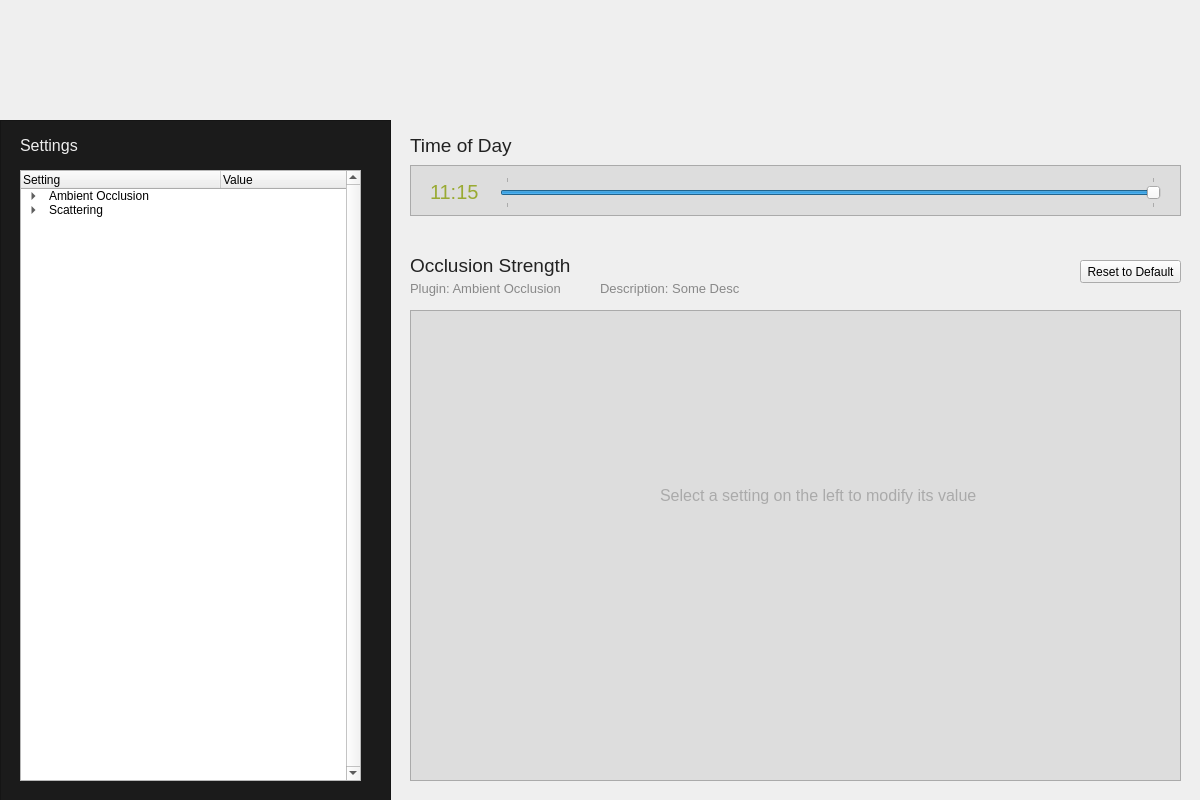
Old version of the form Toolkit/DayTimeEditor/ui/main_window.ui in the repository tobspr/RenderPipeline.
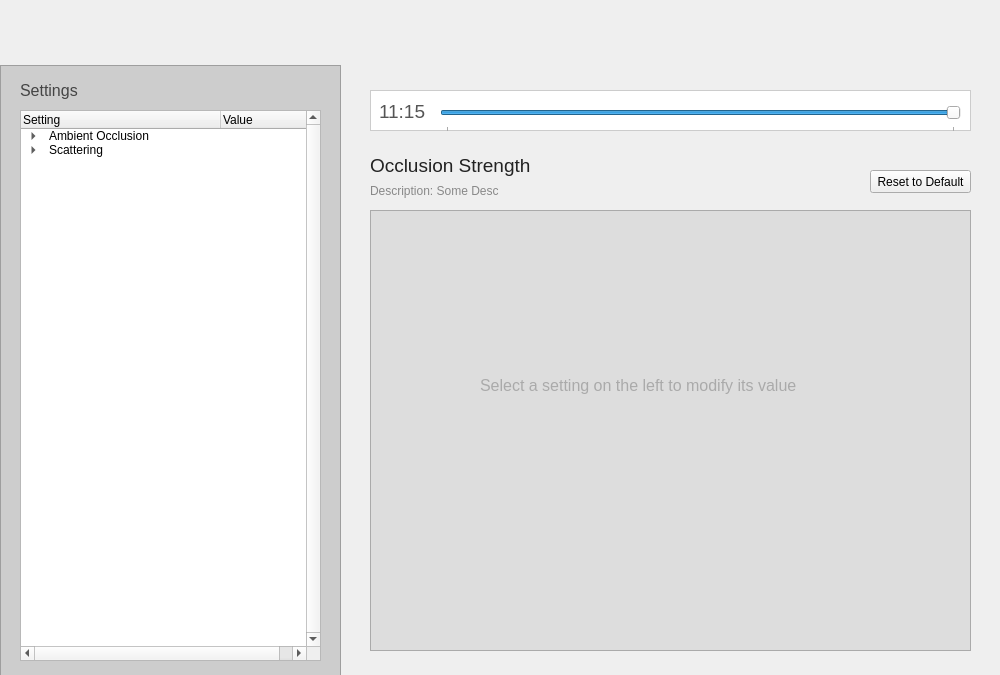
New version of the form. Icons and pictures are not drawn.

Commit message: Improve Toolkit GUIs, fix typos in PSSM, smaller adjustments to the time of day curves

Diff of the .ui file:
```diff
--- a/Toolkit/DayTimeEditor/ui/main_window.ui
+++ b/Toolkit/DayTimeEditor/ui/main_window.ui
@@ -6,20 +6,20 @@
    <rect>
     <x>0</x>
     <y>0</y>
-    <width>1200</width>
-    <height>800</height>
+    <width>1000</width>
+    <height>675</height>
    </rect>
   </property>
   <property name="minimumSize">
    <size>
-    <width>1200</width>
-    <height>800</height>
+    <width>1000</width>
+    <height>675</height>
    </size>
   </property>
   <property name="maximumSize">
    <size>
-    <width>1200</width>
-    <height>800</height>
+    <width>1000</width>
+    <height>675</height>
    </size>
   </property>
   <property name="windowTitle">
@@ -35,14 +35,20 @@
      <rect>
       <x>0</x>
       <y>0</y>
-      <width>1200</width>
-      <height>120</height>
+      <width>1000</width>
+      <height>65</height>
      </rect>
     </property>
     <property name="minimumSize">
      <size>
-      <width>1200</width>
-      <height>120</height>
+      <width>0</width>
+      <height>65</height>
+     </size>
+    </property>
+    <property name="maximumSize">
+     <size>
+      <width>1001</width>
+      <height>80</height>
      </size>
     </property>
     <property name="text">
@@ -56,9 +62,9 @@
     <property name="geometry">
      <rect>
       <x>20</x>
-      <y>170</y>
-      <width>341</width>
-      <height>611</height>
+      <y>110</y>
+      <width>301</width>
+      <height>551</height>
      </rect>
     </property>
     <property name="verticalScrollBarPolicy">
@@ -159,35 +165,13 @@
      </item>
     </item>
    </widget>
-   <widget class="QLabel" name="label_2">
-    <property name="geometry">
-     <rect>
-      <x>20</x>
-      <y>130</y>
-      <width>121</width>
-      <height>31</height>
-     </rect>
-    </property>
-    <property name="font">
-     <font>
-      <pointsize>12</pointsize>
-      <kerning>true</kerning>
-     </font>
-    </property>
-    <property name="styleSheet">
-     <string notr="true">color: #eee;</string>
-    </property>
-    <property name="text">
-     <string>Settings</string>
-    </property>
-   </widget>
    <widget class="QFrame" name="frame_current_setting">
     <property name="geometry">
      <rect>
-      <x>410</x>
-      <y>250</y>
-      <width>771</width>
-      <height>551</height>
+      <x>370</x>
+      <y>150</y>
+      <width>621</width>
+      <height>521</height>
      </rect>
     </property>
     <property name="frameShape">
@@ -218,32 +202,11 @@
       <string>Occlusion Strength</string>
      </property>
     </widget>
-    <widget class="QLabel" name="lbl_plugin_src">
-     <property name="geometry">
-      <rect>
-       <x>0</x>
-       <y>30</y>
-       <width>261</width>
-       <height>16</height>
-      </rect>
-     </property>
-     <property name="font">
-      <font>
-       <pointsize>10</pointsize>
-      </font>
-     </property>
-     <property name="styleSheet">
-      <string notr="true">color: #888;</string>
-     </property>
-     <property name="text">
-      <string>Plugin: Ambient Occlusion</string>
-     </property>
-    </widget>
     <widget class="QPushButton" name="pushButton">
      <property name="geometry">
       <rect>
-       <x>670</x>
-       <y>10</y>
+       <x>500</x>
+       <y>20</y>
        <width>101</width>
        <height>23</height>
       </rect>
@@ -257,8 +220,8 @@
       <rect>
        <x>0</x>
        <y>60</y>
-       <width>771</width>
-       <height>471</height>
+       <width>601</width>
+       <height>441</height>
       </rect>
      </property>
      <property name="styleSheet">
@@ -277,8 +240,8 @@
        <rect>
         <x>0</x>
         <y>0</y>
-        <width>761</width>
-        <height>461</height>
+        <width>591</width>
+        <height>441</height>
        </rect>
       </property>
       <layout class="QVBoxLayout" name="prefab_edit_widget">
@@ -291,15 +254,15 @@
     <widget class="QLabel" name="lbl_setting_desc">
      <property name="geometry">
       <rect>
-       <x>190</x>
+       <x>0</x>
        <y>30</y>
-       <width>261</width>
-       <height>16</height>
+       <width>311</width>
+       <height>21</height>
       </rect>
      </property>
      <property name="font">
       <font>
-       <pointsize>10</pointsize>
+       <pointsize>9</pointsize>
       </font>
      </property>
      <property name="styleSheet">
@@ -314,13 +277,13 @@
     <property name="geometry">
      <rect>
       <x>0</x>
-      <y>120</y>
-      <width>391</width>
-      <height>681</height>
+      <y>65</y>
+      <width>341</width>
+      <height>611</height>
      </rect>
     </property>
     <property name="styleSheet">
-     <string notr="true">background: #1b1b1b;</string>
+     <string notr="true">background: #cdcdcd; border-right: 1px solid #aaa;</string>
     </property>
     <property name="frameShape">
      <enum>QFrame::StyledPanel</enum>
@@ -328,18 +291,42 @@
     <property name="frameShadow">
      <enum>QFrame::Raised</enum>
     </property>
+    <widget class="QLabel" name="label_2">
+     <property name="geometry">
+      <rect>
+       <x>20</x>
+       <y>10</y>
+       <width>121</width>
+       <height>31</height>
+      </rect>
+     </property>
+     <property name="font">
+      <font>
+       <pointsize>12</pointsize>
+       <kerning>true</kerning>
+      </font>
+     </property>
+     <property name="styleSheet">
+      <string notr="true">color: #444; border: 0;</string>
+     </property>
+     <property name="text">
+      <string>Settings</string>
+     </property>
+    </widget>
+    <zorder>label_2</zorder>
+    <zorder>settings_tree</zorder>
    </widget>
    <widget class="QFrame" name="frame_4">
     <property name="geometry">
      <rect>
-      <x>410</x>
-      <y>165</y>
-      <width>771</width>
-      <height>51</height>
+      <x>370</x>
+      <y>90</y>
+      <width>601</width>
+      <height>41</height>
      </rect>
     </property>
     <property name="styleSheet">
-     <string notr="true">QFrame {background: #ddd;border: 1px solid #aaa;}
+     <string notr="true">QFrame {background: #fff;border: 1px solid #ccc;}
 QLabel {border: 0;}</string>
     </property>
     <property name="frameShape">
@@ -351,9 +338,9 @@
     <widget class="QSlider" name="time_slider">
      <property name="geometry">
       <rect>
-       <x>90</x>
-       <y>12</y>
-       <width>661</width>
+       <x>70</x>
+       <y>11</y>
+       <width>521</width>
        <height>31</height>
       </rect>
      </property>
@@ -376,7 +363,7 @@
       <bool>false</bool>
      </property>
      <property name="tickPosition">
-      <enum>QSlider::TicksBothSides</enum>
+      <enum>QSlider::TicksBelow</enum>
      </property>
      <property name="tickInterval">
       <number>864000</number>
@@ -385,54 +372,32 @@
     <widget class="QLabel" name="time_label">
      <property name="geometry">
       <rect>
-       <x>20</x>
-       <y>11</y>
+       <x>9</x>
+       <y>6</y>
        <width>51</width>
        <height>31</height>
       </rect>
      </property>
      <property name="font">
       <font>
-       <pointsize>15</pointsize>
+       <pointsize>14</pointsize>
        <weight>50</weight>
        <bold>false</bold>
       </font>
      </property>
      <property name="styleSheet">
-      <string notr="true">color: #9a3;</string>
+      <string notr="true">color: #555;</string>
      </property>
      <property name="text">
       <string>11:15</string>
      </property>
     </widget>
    </widget>
-   <widget class="QLabel" name="lbl_time">
-    <property name="geometry">
-     <rect>
-      <x>410</x>
-      <y>130</y>
-      <width>221</width>
-      <height>31</height>
-     </rect>
-    </property>
-    <property name="font">
-     <font>
-      <pointsize>14</pointsize>
-      <kerning>true</kerning>
-     </font>
-    </property>
-    <property name="styleSheet">
-     <string notr="true">color: #222;</string>
-    </property>
-    <property name="text">
-     <string>Time of Day</string>
-    </property>
-   </widget>
    <widget class="QLabel" name="lbl_select_setting">
     <property name="geometry">
      <rect>
-      <x>660</x>
-      <y>480</y>
+      <x>480</x>
+      <y>370</y>
       <width>421</width>
       <height>31</height>
      </rect>
```
Left out of the diff: 2 changed lines with no effect on the pictures. The commit also changes 17 other files.
